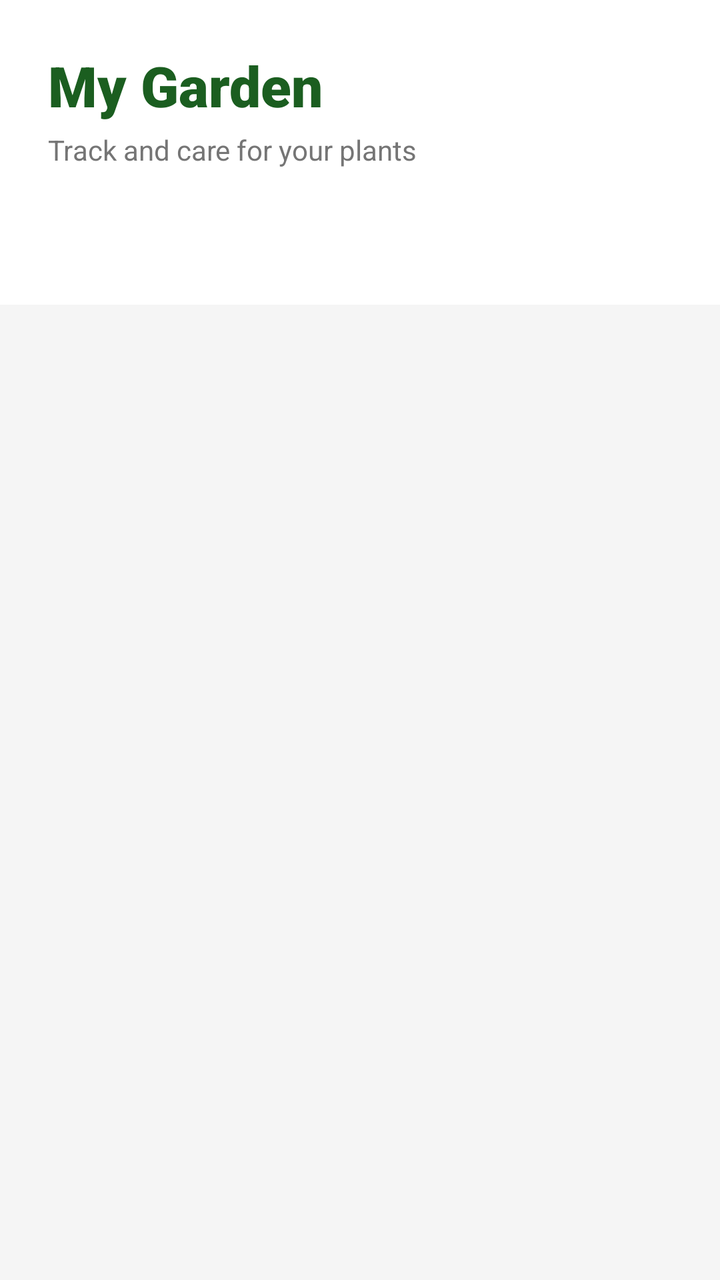
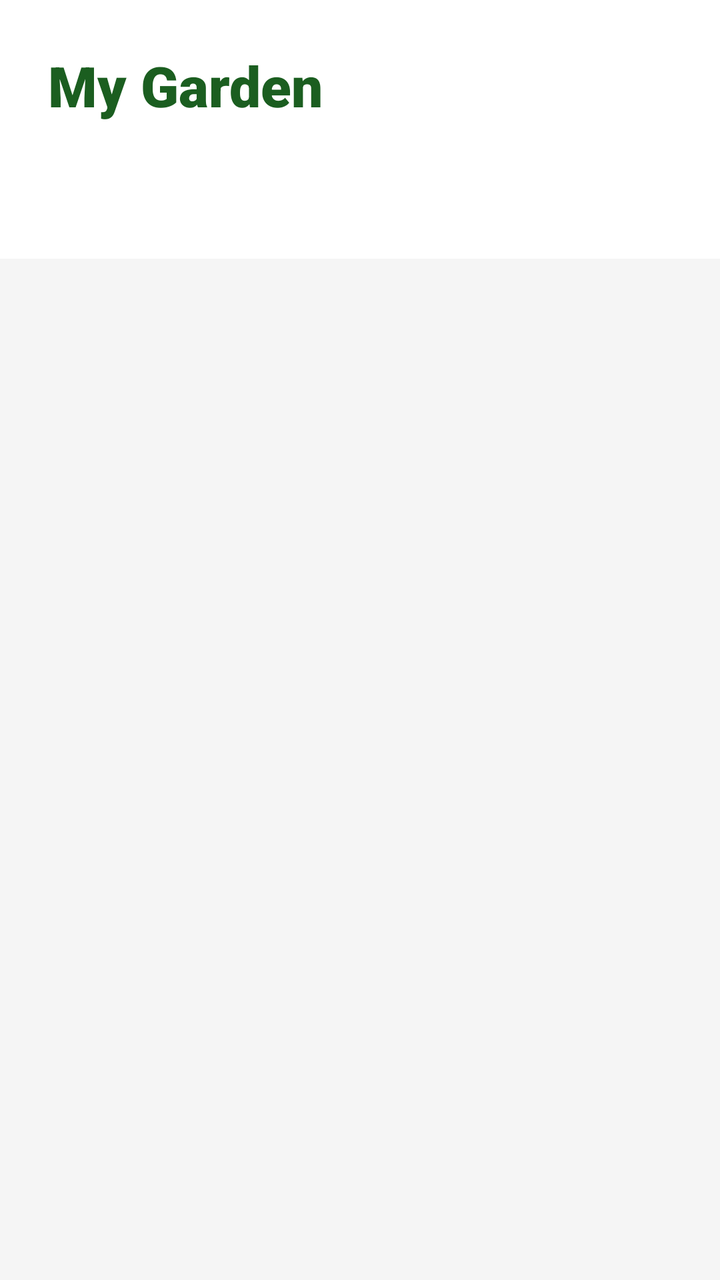

An Android layout rendered at two revisions. The XML below is the earlier revision; the diff shows what the commit changed to produce the second picture.
<!-- AndroidManifest.xml: application theme Theme.LeafyApp -->
<!-- res/layout/fragment_garden.xml -->
<?xml version="1.0" encoding="utf-8"?>
<LinearLayout xmlns:android="http://schemas.android.com/apk/res/android"
    xmlns:app="http://schemas.android.com/apk/res-auto"
    android:layout_width="match_parent"
    android:layout_height="match_parent"
    android:orientation="vertical"
    android:background="#F5F5F5">
        <LinearLayout
            android:layout_width="match_parent"
            android:layout_height="wrap_content"
            android:orientation="vertical"
            android:background="#FFFFFF"
            android:paddingHorizontal="24dp"
            android:paddingTop="24dp"
            android:paddingBottom="12dp">

            <TextView
                android:layout_width="wrap_content"
                android:layout_height="wrap_content"
                android:text="My Garden"
                android:fontFamily="sans-serif-black"
                android:textSize="28sp"
                android:textColor="#1B5E20" />
            <TextView
                android:layout_width="wrap_content"
                android:layout_height="wrap_content"
                android:text="Track and care for your plants"
                android:textSize="14sp"
                android:textColor="#757575"
                android:layout_marginTop="4dp"/>
        </LinearLayout>

    <com.google.android.material.tabs.TabLayout
        android:id="@+id/tab_layout"
        android:layout_width="match_parent"
        android:layout_height="wrap_content"
        android:background="#FFFFFF"
        android:paddingBottom="8dp"

        app:tabIndicatorFullWidth="false"
        app:tabIndicatorHeight="4dp"
        app:tabIndicatorColor="#4CAF50"

        app:tabSelectedTextColor="#4CAF50"
        app:tabTextColor="#9E9E9E"
        app:tabTextAppearance="@style/TextAppearance.AppCompat.Medium"
        app:tabMode="fixed"
        app:tabGravity="fill"

        app:tabRippleColor="#204CAF50" />

    <androidx.viewpager2.widget.ViewPager2
        android:id="@+id/view_pager"
        android:layout_width="match_parent"
        android:layout_height="match_parent"/>

</LinearLayout>
<!-- resources referenced by this layout -->
<resources>
  <style name="Theme.LeafyApp" parent="Theme.Material3.DayNight.NoActionBar">
          
          <item name="android:windowNoTitle">true</item>
          <item name="windowNoTitle">true</item>
  
          
          <item name="android:windowFullscreen">true</item>
          <item name="android:statusBarColor">@android:color/transparent</item>
  
          
          <item name="colorPrimary">@color/purple_500</item>
          <item name="colorOnPrimary">@color/white</item>
          <item name="colorSecondary">@color/teal_200</item>
      </style>
  <color name="purple_500">#FF6200EE</color>
  <color name="white">#FFFFFFFF</color>
  <color name="teal_200">#FF03DAC5</color>
</resources>

<!-- the commit's change to res/layout/fragment_garden.xml (unified diff, before → after) -->
@@ -21,13 +21,6 @@
                 android:fontFamily="sans-serif-black"
                 android:textSize="28sp"
                 android:textColor="#1B5E20" />
-            <TextView
-                android:layout_width="wrap_content"
-                android:layout_height="wrap_content"
-                android:text="Track and care for your plants"
-                android:textSize="14sp"
-                android:textColor="#757575"
-                android:layout_marginTop="4dp"/>
         </LinearLayout>
 
     <com.google.android.material.tabs.TabLayout
@@ -52,6 +45,7 @@
     <androidx.viewpager2.widget.ViewPager2
         android:id="@+id/view_pager"
         android:layout_width="match_parent"
-        android:layout_height="match_parent"/>
+        android:layout_height="match_parent"
+        android:paddingBottom="100dp"/>
 
 </LinearLayout>
